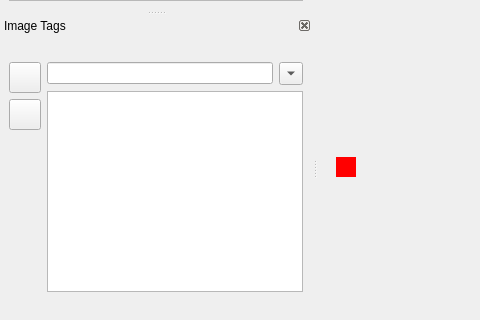
Before: the Qt Designer form src/main_window.ui in gwhiteside/descryptor, drawn with Qt 5; both pictures show x 0 to 480 and y 246 to 566 of the 580 by 830 pixel window.
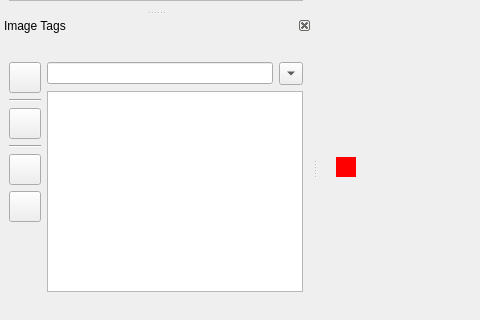
After: the same form once the commit is applied. Icons and pictures are not drawn.

Commit message: made all thumbnails square for easier layout, added a separate preview image for the asynchronous image load preview; dynamic window labels correctly updated

Diff of the .ui file:
```diff
--- a/src/main_window.ui
+++ b/src/main_window.ui
@@ -156,6 +156,13 @@
              </property>
             </widget>
            </item>
+           <item>
+            <widget class="Line" name="line">
+             <property name="orientation">
+              <enum>Qt::Orientation::Horizontal</enum>
+             </property>
+            </widget>
+           </item>
            <item>
             <widget class="QToolButton" name="toolButton_2">
              <property name="icon">
@@ -169,6 +176,39 @@
              </property>
             </widget>
            </item>
+           <item>
+            <widget class="Line" name="line_2">
+             <property name="orientation">
+              <enum>Qt::Orientation::Horizontal</enum>
+             </property>
+            </widget>
+           </item>
+           <item>
+            <widget class="QToolButton" name="toolButton_4">
+             <property name="icon">
+              <iconset theme="go-up"/>
+             </property>
+             <property name="iconSize">
+              <size>
+               <width>24</width>
+               <height>24</height>
+              </size>
+             </property>
+            </widget>
+           </item>
+           <item>
+            <widget class="QToolButton" name="toolButton_5">
+             <property name="icon">
+              <iconset theme="go-down"/>
+             </property>
+             <property name="iconSize">
+              <size>
+               <width>24</width>
+               <height>24</height>
+              </size>
+             </property>
+            </widget>
+           </item>
           </layout>
          </widget>
         </item>
```
Left out of the diff: 6 changed lines with no effect on the pictures. The commit also changes 6 other files.
